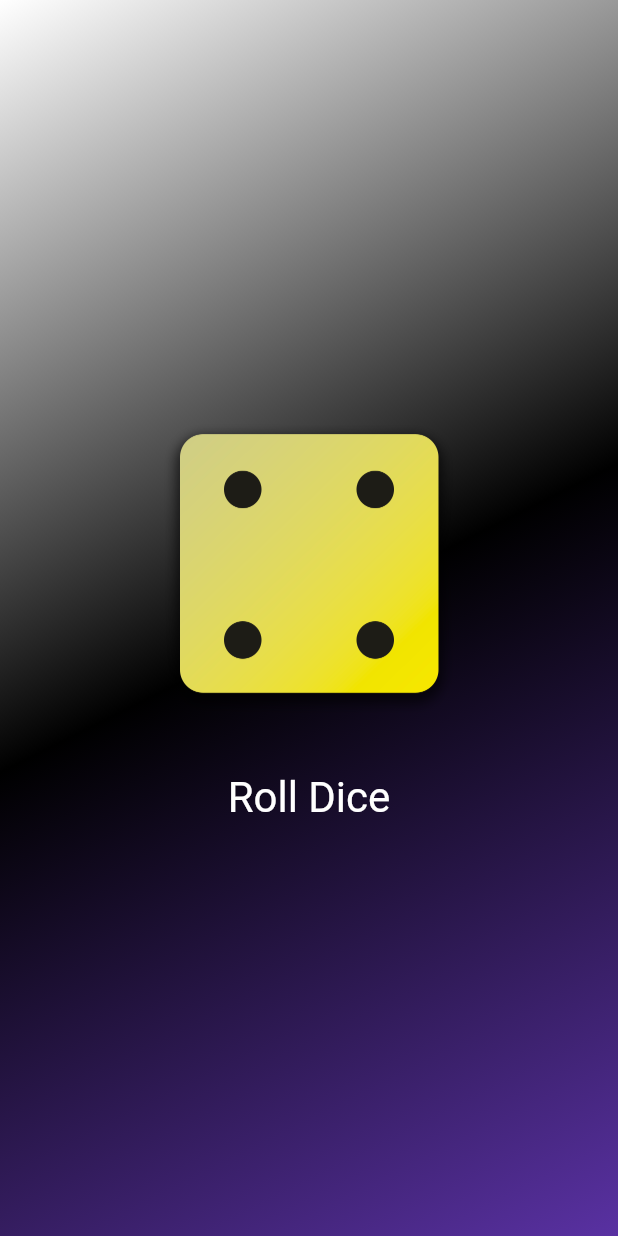
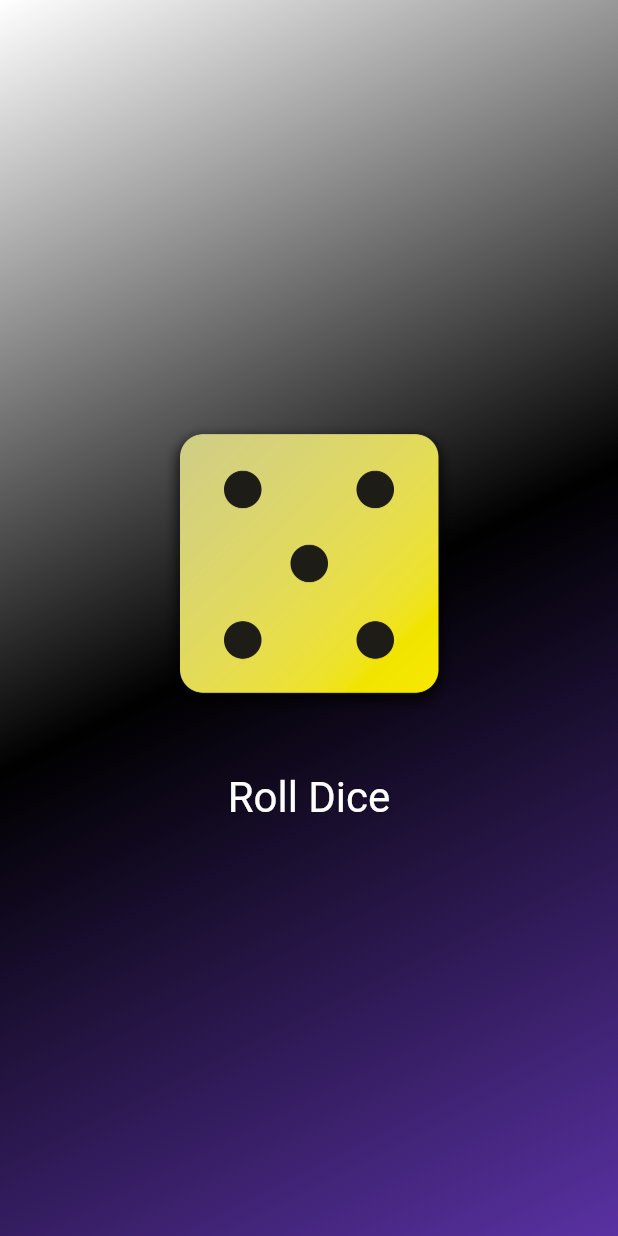
Before and after one commit to 20160553/flutter_practice, a Flutter app: the screen it shows after launch, after a tap on "Roll Dice", on a phone screen of 412 x 824 dp. Run offline on Flutter 3.47's test engine with Material 2 defaults, Android fonts, the light colour scheme and no system bars.

Commit message:
S2_P1 : 10. 코드 정돈

```diff
--- a/udemy_lecture/section_2/s2_p1_dice/lib/dice_roller.dart
+++ b/udemy_lecture/section_2/s2_p1_dice/lib/dice_roller.dart
@@ -1,4 +1,7 @@
+import 'dart:math';
 import 'package:flutter/material.dart';
+
+final randomizer = Random();
 
 class DiceRoller extends StatefulWidget {
   const DiceRoller({super.key});
@@ -10,11 +13,11 @@ class DiceRoller extends StatefulWidget {
 }
 
 class _DiceRollerState extends State<DiceRoller> {
-  var activeDiceImage = 'assets/images/dice-1.png';
+  var currentDiceRoll = 1;
 
   void rollDice() {
     setState(() {
-      activeDiceImage = 'assets/images/dice-4.png';
+      currentDiceRoll = randomizer.nextInt(6) + 1;
     });
   }
 
@@ -24,7 +27,7 @@ class _DiceRollerState extends State<DiceRoller> {
       mainAxisSize: MainAxisSize.min,
       children: [
         Image.asset(
-          activeDiceImage,
+          'assets/images/dice-$currentDiceRoll.png',
           width: 200,
         ),
         const SizedBox(height: 20),
```
